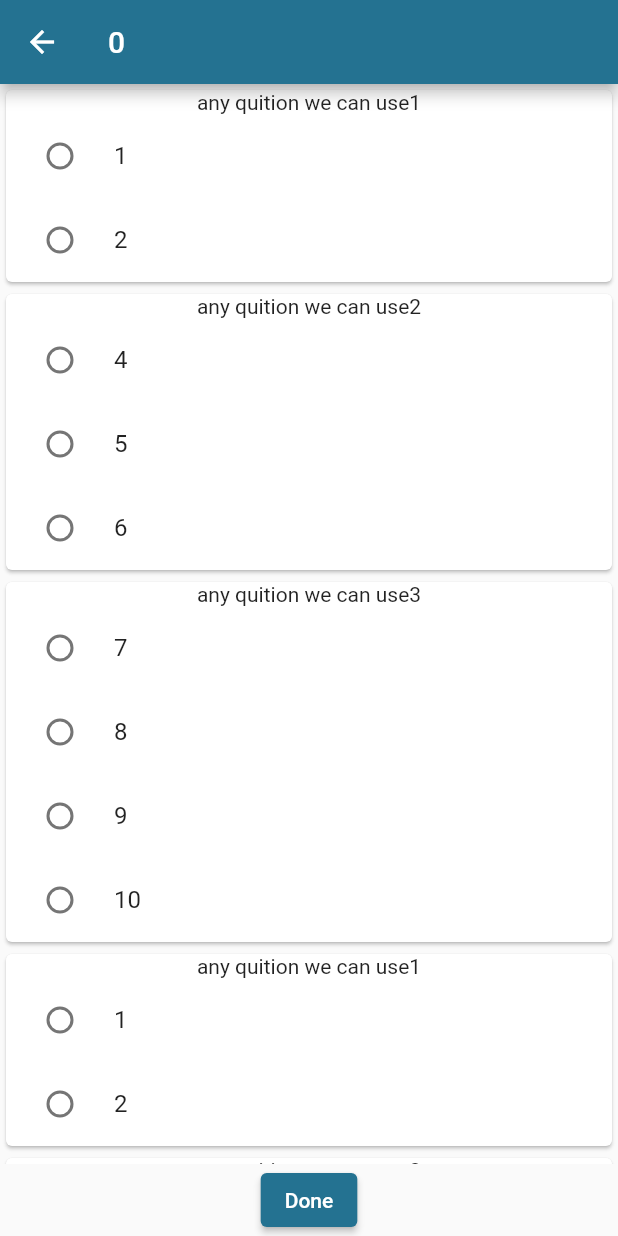
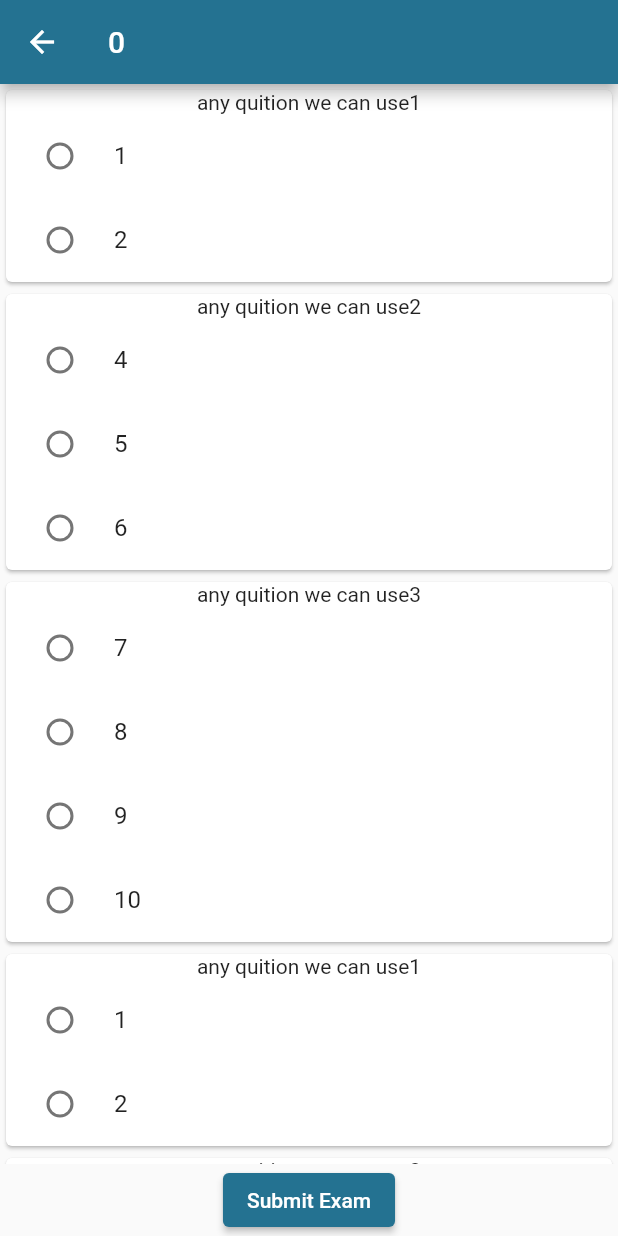
Before and after one commit to MernaGamall/dream_catcher_app, a Flutter app: the ExamList screen opened directly, after a tap on an icon or button, on a phone screen of 412 x 824 dp. Run offline on Flutter 3.47's test engine with Material 2 defaults, Android fonts, the phone set to English and light mode, and no system bars; our stand-ins replace awesome_notifications, date_time_picker, easy_localization, flutter_slidable, fluttertoast, hive and 3 more; missing offline and left inert: animation_wrappers, dart_random_choice, shape_of_view_null_safe; accounts and stored records are empty.

Commit message:
first commit

```diff
--- a/assets/translations/ar.json
+++ b/assets/translations/ar.json
@@ -35,5 +35,6 @@
   "timeFor" : "جه وقت ال.....  " ,
   "Exams" : "امتحانات" ,
   "Exercises" : "تدريبات",
-  "ChooseSubject" : "اختر ماده:"
+  "ChooseSubject" : "اختر ماده:",
+  "submit" : "ارسال الامتحان"
 }
--- a/assets/translations/en.json
+++ b/assets/translations/en.json
@@ -36,7 +36,8 @@
  "timeFor" : "Its Time For... " ,
  "Exams" : "Exams" ,
  "Exercises" : "Exercises" ,
- "ChooseSubject" : "choose subject:"
+ "ChooseSubject" : "choose subject:" ,
+ "submit" : "Submit Exam"
 
 
 
--- a/lib/screen/bottom_navigantionbar_screens/exam_and_exercies_screens/exam_list.dart
+++ b/lib/screen/bottom_navigantionbar_screens/exam_and_exercies_screens/exam_list.dart
@@ -1,4 +1,5 @@
 import 'package:dream_catcher_app/screen/bottom_navigantionbar_screens/exam_and_exercies_screens/exam_screen.dart';
+import 'package:easy_localization/easy_localization.dart';
 import 'package:flutter/material.dart';
 
 class ExamList extends StatelessWidget {
@@ -8,18 +9,18 @@ class ExamList extends StatelessWidget {
   Widget build(BuildContext context) {
     return Scaffold(
       appBar: AppBar(
-        title: Text("Exams"),
+        title: Text("Exams".tr()),
       ),
       body: GridView.builder(
           gridDelegate: SliverGridDelegateWithFixedCrossAxisCount(
             crossAxisCount: 2,
           ),
           itemCount: 50,
-          itemBuilder: (BuildContext context, int item){
+          itemBuilder: (BuildContext context, int item) {
             return Padding(
               padding: const EdgeInsets.all(8.0),
               child: GestureDetector(
-            onTap: (){
+                onTap: () {
                   Navigator.of(context).push(
                     MaterialPageRoute(
                       builder: (context) => ExamScreen(),
@@ -32,7 +33,8 @@ class ExamList extends StatelessWidget {
                     children: [
                       Image.asset("assets/images/icons8-exam-64.png"),
                       Text(
-                    "exam number ${item + 1}" , style: TextStyle(fontSize: 20),
+                        "exam number ${item + 1}",
+                        style: TextStyle(fontSize: 20),
                       ),
                     ],
                   ),
--- a/lib/screen/bottom_navigantionbar_screens/exam_and_exercies_screens/exam_screen.dart
+++ b/lib/screen/bottom_navigantionbar_screens/exam_and_exercies_screens/exam_screen.dart
@@ -1,5 +1,5 @@
 import 'dart:async';
-
+import 'package:easy_localization/easy_localization.dart';
 import 'package:flutter/material.dart';
 
 class ExamScreen extends StatefulWidget {
@@ -14,47 +14,44 @@ class _ExamScreenState extends State<ExamScreen> {
   int finalTotalScore = 0;
   Color buttonColor = Colors.grey;
   bool? theAnswer;
-  //bool? AnswerSelected = false;
-  //String? studentAnswer = "";
   Map<int, bool> answerSubmitted = {};
   Map<int, String> studentAnswer = {};
 
   List examQu = [
     {
       "title": "any quition we can use1",
-     "option" : ["1" , "2"  ],
+      "option": ["1", "2"],
       "trueAnswer": "2"
     },
     {
       "title": "any quition we can use2",
-      "option" : ["4" , "5" , "6" ],
-      "trueAnswer": "6" ,
+      "option": ["4", "5", "6"],
+      "trueAnswer": "6",
     },
     {
       "title": "any quition we can use3",
-      "option" : ["7" , "8" , "9"  , "10"],
+      "option": ["7", "8", "9", "10"],
       "trueAnswer": "7"
     },
     {
       "title": "any quition we can use1",
-     "option" : ["1" , "2"  ],
+      "option": ["1", "2"],
       "trueAnswer": "2"
     },
     {
       "title": "any quition we can use2",
-      "option" : ["4" , "5" , "6" ],
-      "trueAnswer": "6" ,
+      "option": ["4", "5", "6"],
+      "trueAnswer": "6",
     },
     {
       "title": "any quition we can use3",
-      "option" : ["7" , "8" , "9"  , "10"],
+      "option": ["7", "8", "9", "10"],
       "trueAnswer": "7"
     },
   ];
 
   @override
   void initState() {
-
     super.initState();
   }
 
@@ -65,12 +62,9 @@ class _ExamScreenState extends State<ExamScreen> {
         title: Text(totalScore.toString()),
       ),
       body: Column(
-
         children: [
           Expanded(
             child: ListView.builder(
-              // [ 0 , 1 , 2 ]
-              // print nameoflist[2]["title"]
                 itemCount: examQu.length,
                 itemBuilder: (BuildContext context, int item) {
                   String title = examQu[item]["title"];
@@ -100,120 +94,30 @@ class _ExamScreenState extends State<ExamScreen> {
                                   totalScore -= 1;
                                   answerSubmitted[item] = false;
                                 }
-                                // if (studentAnswer == trueAnswer){
-                                //   TotalScore = TotalScore + 1;
-                                // }
                               });
                             },
                           );
                         }),
-                    // RadioListTile<String>(
-                    //   title: Text(examQu[item]["option"][0]),
-                    //   value: "option",
-                    //   groupValue: examQu[item]["option"][0],
-                    //   onChanged: (String? value) {
-                    //     setState(() {
-                    //       examQu[item]["trueAnswer"] = value;
-                    //       TotalScore = TotalScore + 1;
-                    //     });
-                    //   },
-                    // )
-                        // ElevatedButton(
-                        //   onPressed: () {
-                        //     if (answer1 == trueAnswer) {
-                        //       setState(() {
-                        //         TotalScore = TotalScore + 1;
-                        //       });
-                        //     } else {
-                        //       print(
-                        //           "00000000000000000000000000000000000000000000000");
-                        //     }
-                        //     print(TotalScore);
-                        //   },
-                        //   child: Text(answer1),
-                        //   style: ButtonStyle(
-                        //       backgroundColor:
-                        //           MaterialStateProperty.all(buttonColor)),
-                        // ),
-                        // ElevatedButton(
-                        //   onPressed: () {
-                        //
-                        //     if (answer2 == trueAnswer) {
-                        //       setState(() {
-                        //         TotalScore = TotalScore + 1;
-                        //       });
-                        //     }
-                        //
-                        //     if (TotalScore == TotalScore + 1){
-                        //       TotalScore = TotalScore + 0;
-                        //     }
-                        //
-                        //     else {
-                        //       print(
-                        //           "00000000000000000000000000000000000000000000000");
-                        //     }
-                        //     print(TotalScore);
-                        //   },
-                        //   child: Text(answer2),
-                        //   style: ButtonStyle(
-                        //       backgroundColor:
-                        //           MaterialStateProperty.all(buttonColor)),
-                        // ),
-                        // ElevatedButton(
-                        //   onPressed: () {
-                        //     if (answer3 == trueAnswer) {
-                        //       setState(() {
-                        //         TotalScore = TotalScore + 1;
-                        //       });
-                        //     } else {
-                        //       print(
-                        //           "00000000000000000000000000000000000000000000000");
-                        //     }
-                        //     print(TotalScore);
-                        //   },
-                        //   child: Text(answer3),
-                        //   style: ButtonStyle(
-                        //       backgroundColor:
-                        //           MaterialStateProperty.all(buttonColor)),
-                        // ),
-                        // ElevatedButton(
-                        //   onPressed: () {
-                        //     if (answer4 == trueAnswer) {
-                        //       setState(() {
-                        //         TotalScore = TotalScore + 1;
-                        //       });
-                        //     } else {
-                        //       print(
-                        //           "00000000000000000000000000000000000000000000000");
-                        //     }
-                        //
-                        //     print(TotalScore);
-                        //   },
-                        //   child: Text(answer4),
-                        //   style: ButtonStyle(
-                        //       backgroundColor:
-                        //           MaterialStateProperty.all(buttonColor)),
-                        // ),
                       ],
                     ),
                   );
                 }),
           ),
-          ElevatedButton(onPressed: (){
+          ElevatedButton(
+            onPressed: () {
               Timer(
                 const Duration(seconds: 4),
                 () {
                   setState(() {
-                  finalTotalScore = totalScore ;
+                    finalTotalScore = totalScore;
                   });
                 },
               );
-
-          }, child: Text("Done"))
+            },
+            child: Text("submit".tr()),
+          )
         ],
       ),
     );
   }
 }
-
-// يختار الاجابه مره واحده لو غيرها يمسح الدرجه
```
Lines whose indentation alone changed are shown as unchanged.
